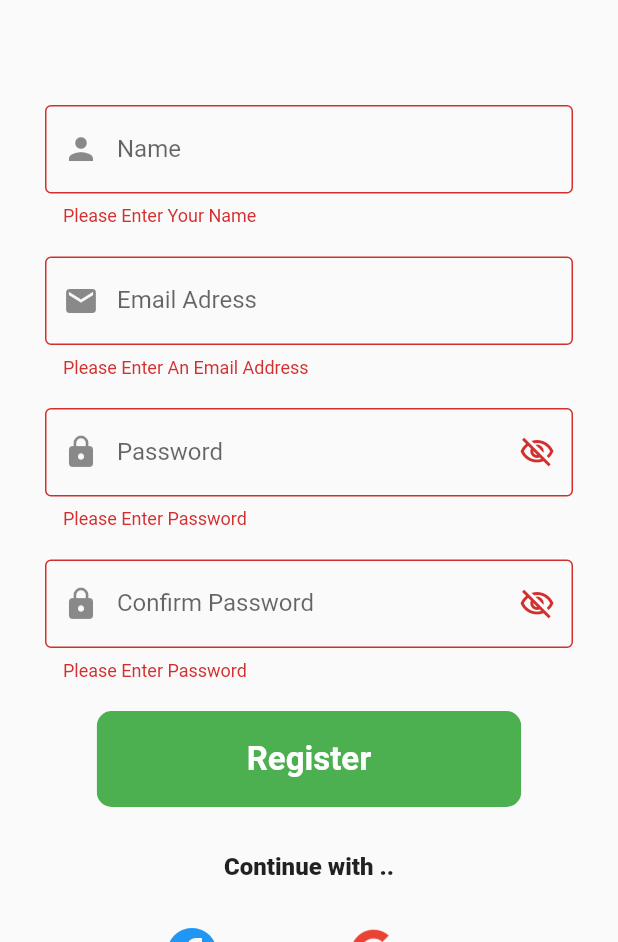
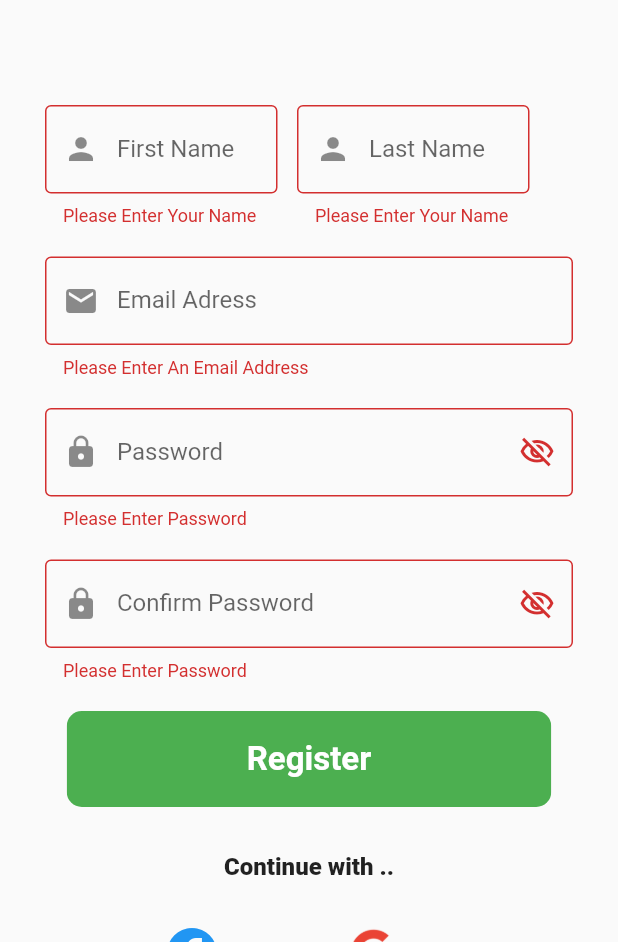
Before and after one commit to MOoRefaat/lavie, a Flutter app: the RegisterScreen screen opened directly, after a tap on "Register", on a phone screen of 412 x 824 dp, the part 294-1236 px from its top. Run offline on Flutter 3.47's test engine with Material 2 defaults, Android fonts, the phone set to English and light mode, and no system bars; our stand-ins replace bloc, equatable; Roboto replaces fonts that are missing (Work Sans).

Commit message:
Last Update 5:PM

```diff
--- a/lib/components/widgets/default_text_form_field.dart
+++ b/lib/components/widgets/default_text_form_field.dart
@@ -1,5 +1,6 @@
 import 'package:flutter/cupertino.dart';
 import 'package:flutter/material.dart';
+import 'package:lavie/const/consts.dart';
 
 Widget deafultTextFormField({
   required TextEditingController? controller,
--- a/lib/screens/Register_Screen/view/register_screen.dart
+++ b/lib/screens/Register_Screen/view/register_screen.dart
@@ -9,7 +9,9 @@ class RegisterScreen extends StatelessWidget {
 
   var passwordConfirmController = TextEditingController();
 
-  var nameController = TextEditingController();
+  var firstNameController = TextEditingController();
+
+  var lastNameController = TextEditingController();
 
   final formKey = GlobalKey<FormState>();
 
@@ -54,16 +56,40 @@ class RegisterScreen extends StatelessWidget {
                 const SizedBox(
                   height: 70,
                 ),
-                deafultTextFormField(
+                Row(
+                  children: [
+                    Container(
+                      width: 155,
+                      child: deafultTextFormField(
                         type: TextInputType.name,
-                  controller: nameController,
-                  label: 'Name',
+                        controller: firstNameController,
+                        label: 'First Name',
                         prefix: Icon(Icons.person),
                         validate: (String? value) {
                           if (value!.isEmpty) {
                             return 'Please Enter Your Name';
                           }
                         },
+                      ),
+                    ),
+                    SizedBox(
+                      width: 13,
+                    ),
+                    Container(
+                      width: 155,
+                      child: deafultTextFormField(
+                        type: TextInputType.name,
+                        controller: lastNameController,
+                        label: 'Last Name',
+                        prefix: Icon(Icons.person),
+                        validate: (String? value) {
+                          if (value!.isEmpty) {
+                            return 'Please Enter Your Name';
+                          }
+                        },
+                      ),
+                    ),
+                  ],
                 ),
                 SizedBox(
                   height: 20,
@@ -92,7 +118,7 @@ class RegisterScreen extends StatelessWidget {
                     formKey: formKey,
                     text: 'Register',
                     padding:
-                        EdgeInsets.symmetric(horizontal: 100, vertical: 19),
+                        EdgeInsets.symmetric(horizontal: 120, vertical: 19),
                     // onpressed: () {
                     //   if (formKey.currentState!.validate()) {
                     //     navigateTo(context, HomeLayoutScreen());
```
Lines whose indentation alone changed are shown as unchanged.
